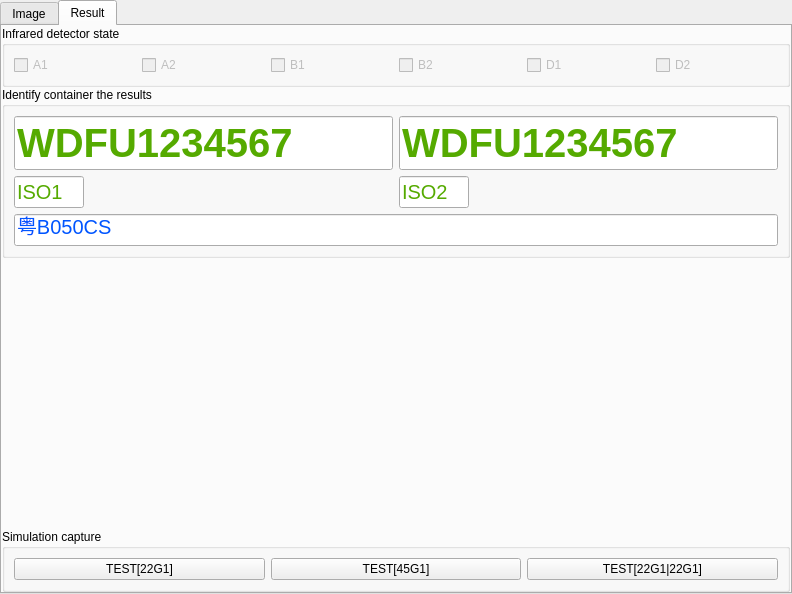
This is MainUI/datawidget.ui in 519984307/Container_20191221 as Qt 5 draws it before an edit. The edited form follows.
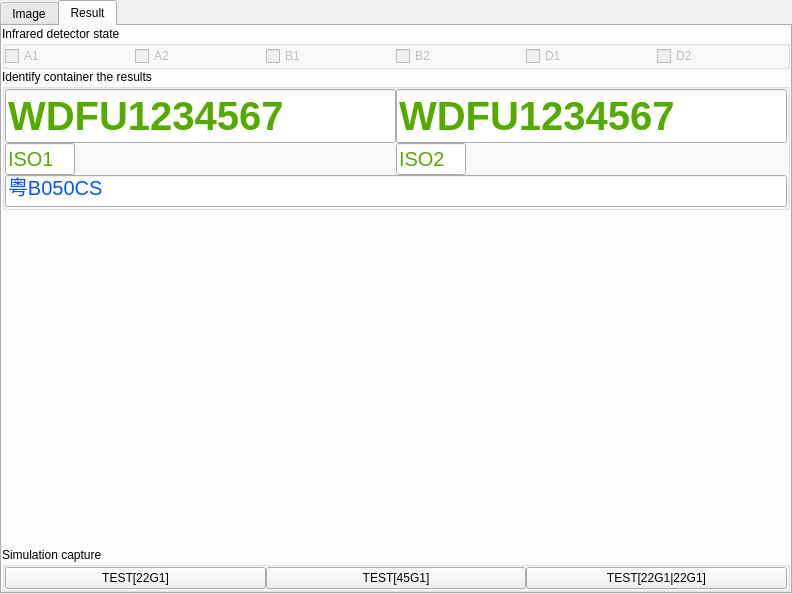
This is the edited form. The open tabs and pages were chosen to show the change. Icons and pictures are not drawn.

Diff of the .ui file:
```diff
--- a/MainUI/datawidget.ui
+++ b/MainUI/datawidget.ui
@@ -475,6 +475,21 @@
           <string>Infrared detector state</string>
          </property>
          <layout class="QGridLayout" name="gridLayout_5">
+          <property name="leftMargin">
+           <number>0</number>
+          </property>
+          <property name="topMargin">
+           <number>0</number>
+          </property>
+          <property name="rightMargin">
+           <number>0</number>
+          </property>
+          <property name="bottomMargin">
+           <number>0</number>
+          </property>
+          <property name="spacing">
+           <number>0</number>
+          </property>
           <item row="0" column="0">
            <widget class="QCheckBox" name="checkBox_2">
             <property name="enabled">
@@ -553,6 +568,21 @@
           <string>Identify container the results</string>
          </property>
          <layout class="QGridLayout" name="gridLayout_7">
+          <property name="leftMargin">
+           <number>0</number>
+          </property>
+          <property name="topMargin">
+           <number>0</number>
+          </property>
+          <property name="rightMargin">
+           <number>0</number>
+          </property>
+          <property name="bottomMargin">
+           <number>0</number>
+          </property>
+          <property name="spacing">
+           <number>0</number>
+          </property>
           <item row="0" column="0">
            <widget class="QLineEdit" name="lineEdit">
             <property name="font">
@@ -684,6 +714,21 @@
           <string>Simulation capture</string>
          </property>
          <layout class="QGridLayout" name="gridLayout_6">
+          <property name="leftMargin">
+           <number>0</number>
+          </property>
+          <property name="topMargin">
+           <number>0</number>
+          </property>
+          <property name="rightMargin">
+           <number>0</number>
+          </property>
+          <property name="bottomMargin">
+           <number>0</number>
+          </property>
+          <property name="spacing">
+           <number>0</number>
+          </property>
           <item row="0" column="0">
            <layout class="QHBoxLayout" name="horizontalLayout_2">
             <item>
```
